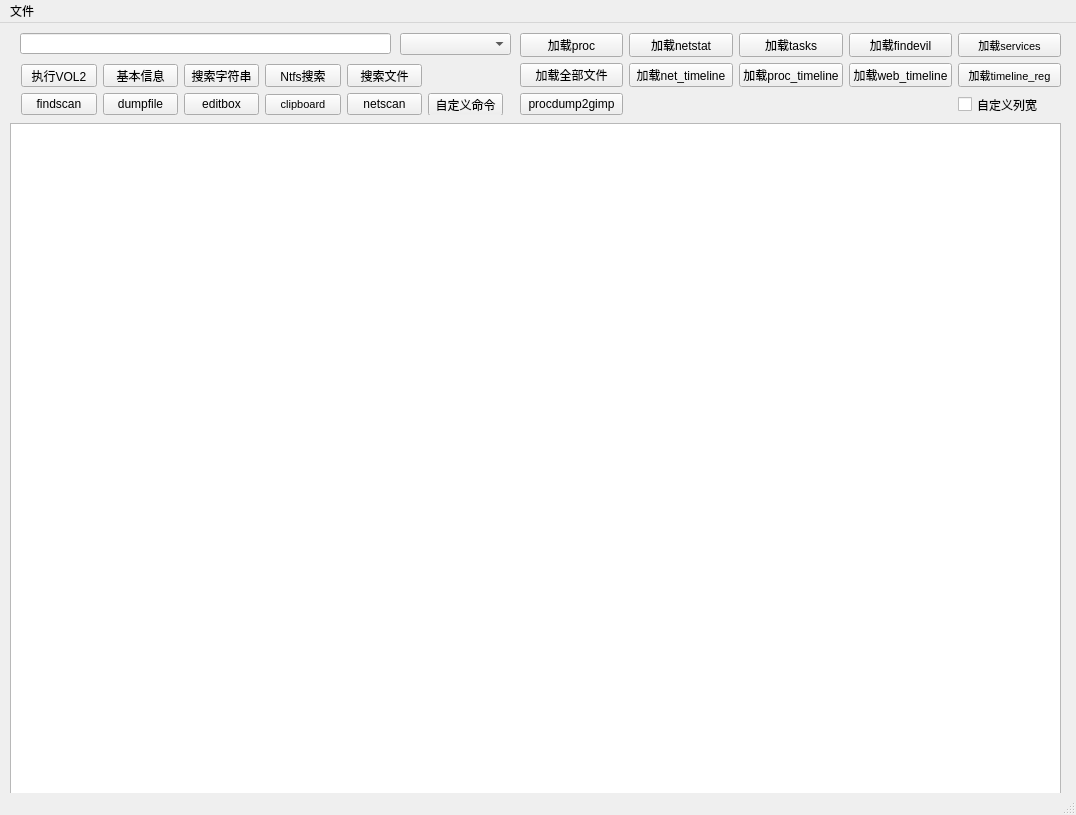
Old version of the form Lovelymem.ui in the repository Tokeii0/LovelyMem.
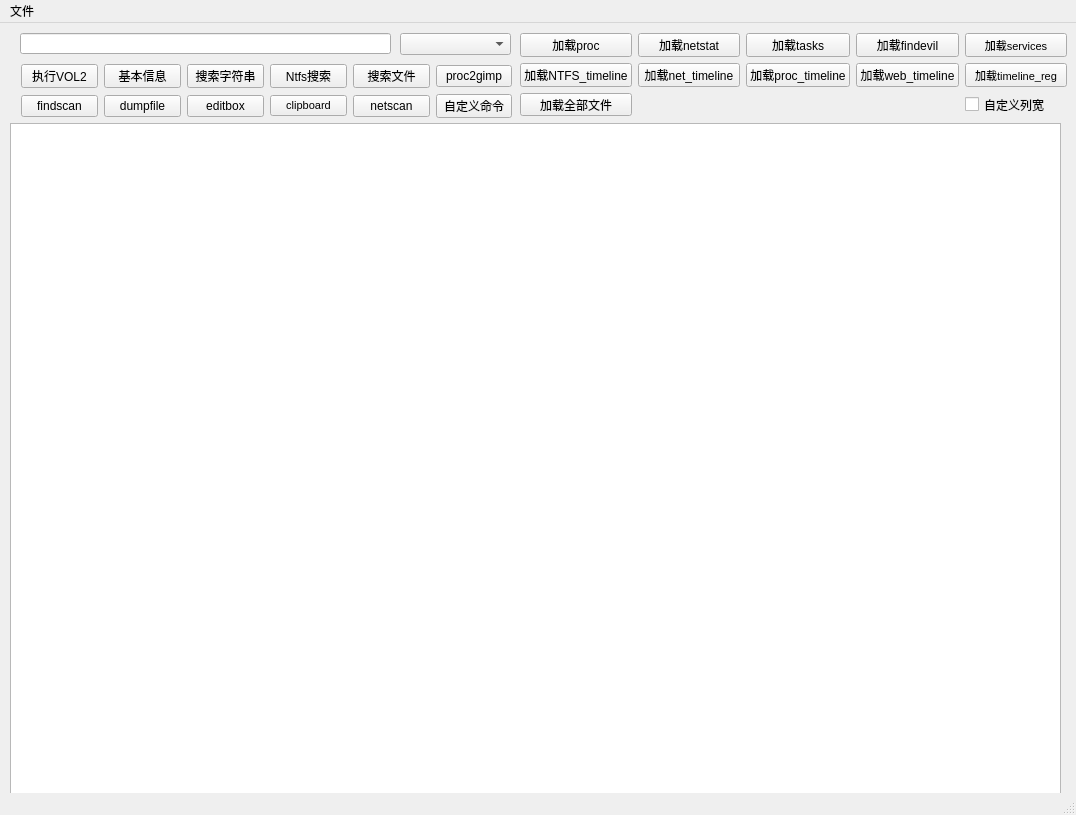
New version of the form.

Commit message: 新增NTFS时间线

```diff
--- a/Lovelymem.ui
+++ b/Lovelymem.ui
@@ -60,7 +60,7 @@
      <rect>
       <x>520</x>
       <y>10</y>
-      <width>541</width>
+      <width>547</width>
       <height>83</height>
      </rect>
     </property>
@@ -98,13 +98,6 @@
        </property>
       </widget>
      </item>
-     <item row="1" column="0">
-      <widget class="QPushButton" name="pushButton_loadallfile">
-       <property name="text">
-        <string>加载全部文件</string>
-       </property>
-      </widget>
-     </item>
      <item row="0" column="0">
       <widget class="QPushButton" name="pushButton_load_proc">
        <property name="text">
@@ -112,13 +105,6 @@
        </property>
       </widget>
      </item>
-     <item row="2" column="0">
-      <widget class="QPushButton" name="pushButton_procdump2gimp">
-       <property name="text">
-        <string>procdump2gimp</string>
-       </property>
-      </widget>
-     </item>
      <item row="0" column="1">
       <widget class="QPushButton" name="pushButton_load_netstat">
        <property name="text">
@@ -159,6 +145,20 @@
        </property>
       </widget>
      </item>
+     <item row="2" column="0">
+      <widget class="QPushButton" name="pushButton_loadallfile">
+       <property name="text">
+        <string>加载全部文件</string>
+       </property>
+      </widget>
+     </item>
+     <item row="1" column="0">
+      <widget class="QPushButton" name="pushButton_load_ntfsfile_timeline">
+       <property name="text">
+        <string>加载NTFS_timeline</string>
+       </property>
+      </widget>
+     </item>
     </layout>
    </widget>
    <widget class="QComboBox" name="comboBox_profile">
@@ -171,13 +171,13 @@
      </rect>
     </property>
    </widget>
-   <widget class="QWidget" name="">
+   <widget class="QWidget" name="layoutWidget">
     <property name="geometry">
      <rect>
       <x>21</x>
       <y>41</y>
-      <width>482</width>
-      <height>51</height>
+      <width>491</width>
+      <height>54</height>
      </rect>
     </property>
     <layout class="QGridLayout" name="gridLayout_2">
@@ -266,6 +266,13 @@
        </property>
       </widget>
      </item>
+     <item row="0" column="5">
+      <widget class="QPushButton" name="pushButton_procdump2gimp">
+       <property name="text">
+        <string>proc2gimp</string>
+       </property>
+      </widget>
+     </item>
     </layout>
    </widget>
   </widget>
```
The commit also changes 2 other files.
